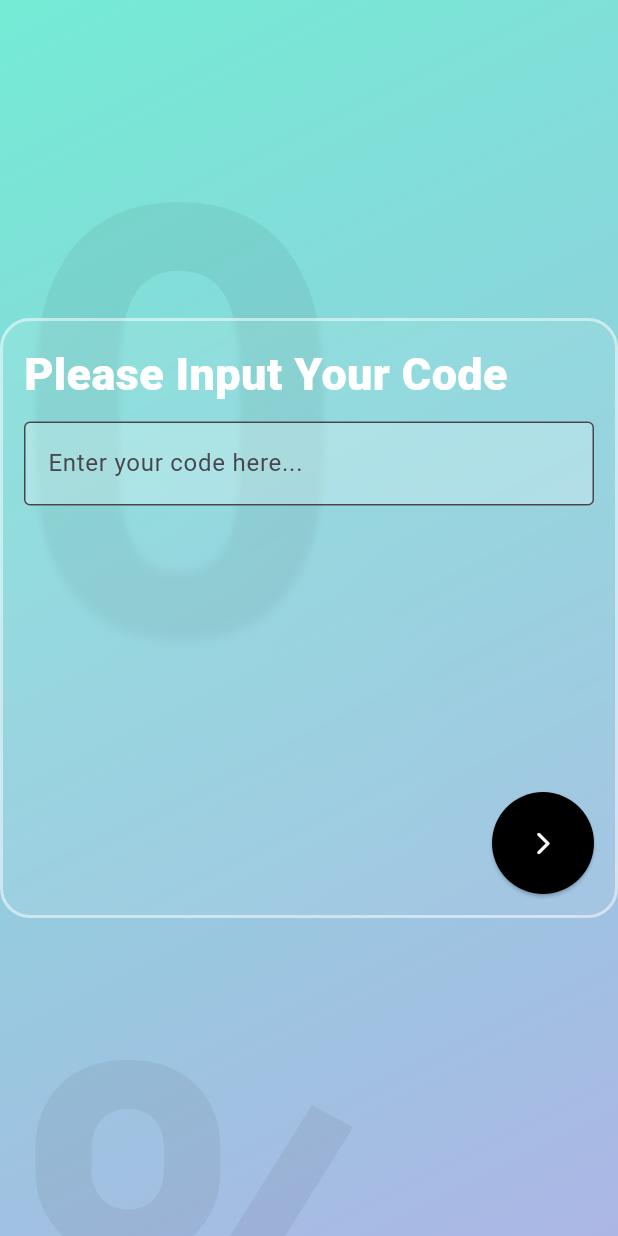
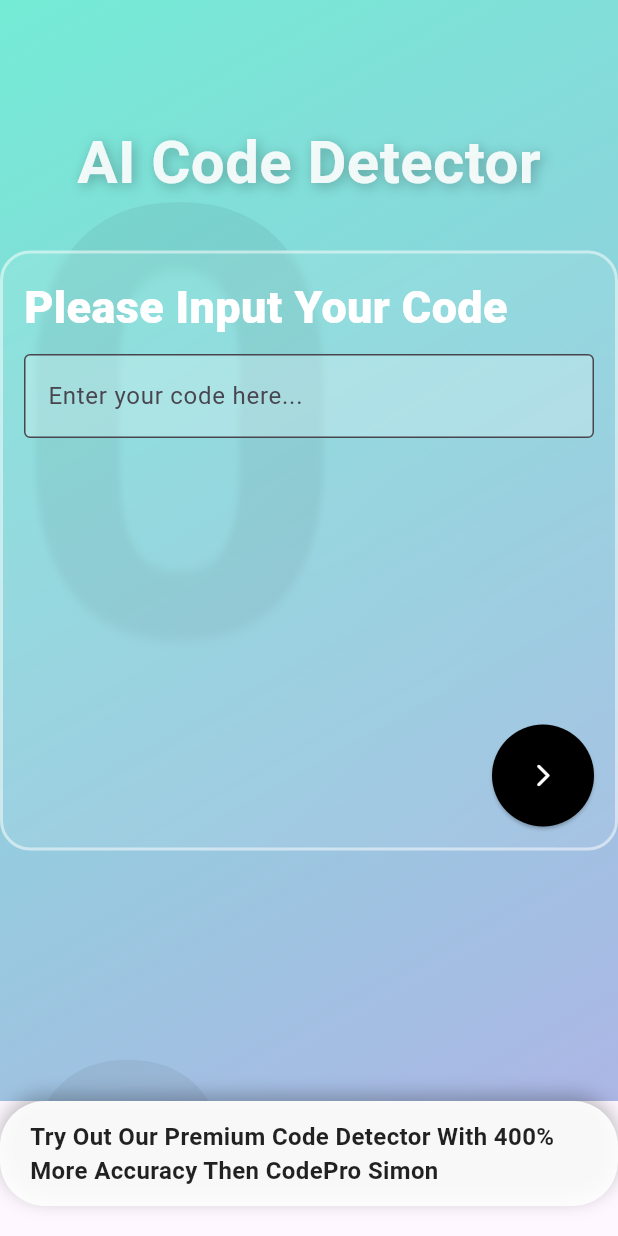
Before and after one commit to jawadtronics/CodeZeroPro, a Flutter app: the screen it shows after launch, on a phone screen of 412 x 824 dp. Run offline on Flutter 3.47's test engine with Material 3 defaults, Android fonts, the phone set to English and light mode, and no system bars; drawn by our look-alikes of glassmorphism.

Commit message:
Improvements : Enhanced Ui & Bug Fixes

```diff
--- a/lib/screens/homepage.dart
+++ b/lib/screens/homepage.dart
@@ -48,7 +48,7 @@ class _HomePageState extends State<HomePage> {
     if (numericRate != null) {
       if (numericRate >= 75 && numericRate <= 100) {
         setState(() {
-          color1 = const Color(0xFFE96443); // red shades for low rate
+          color1 = const Color(0xFFE96443); // red shades for high probability
           color2 = const Color(0xFF904E95);
         });
       } else if (numericRate > 30 && numericRate <= 74) {
@@ -56,7 +56,7 @@ class _HomePageState extends State<HomePage> {
           color1 = const Color(0xFFf7971e); // orange shades for mid rate
           color2 = const Color(0xFFFFD200);
         });
-      } else if (numericRate >= 0 && numericRate <= 29){
+      } else if (numericRate >= 0 && numericRate <= 29) {
         setState(() {
           color1 = const Color(0xFF74ebd5); // original blue shades
           color2 = const Color(0xFFACB6E5);
@@ -68,7 +68,10 @@ class _HomePageState extends State<HomePage> {
   @override
   Widget build(BuildContext context) {
     return Scaffold(
-      body: AnimatedContainer(
+      body: Column(
+        children: [
+          Expanded(
+            child: AnimatedContainer(
               duration: const Duration(seconds: 1),
               curve: Curves.easeInOut,
               decoration: BoxDecoration(
@@ -80,7 +83,6 @@ class _HomePageState extends State<HomePage> {
               ),
               child: Stack(
                 children: [
-            // 🔻 Background large percentage text
                   Center(
                     child: Opacity(
                       opacity: 0.05,
@@ -96,7 +98,31 @@ class _HomePageState extends State<HomePage> {
                     ),
                   ),
 
-            // 🔺 Foreground glassmorphic input card
+                  // ✅ "AI Code Detector" Text
+                  Positioned(
+                    top: 80,
+                    left: 0,
+                    right: 0,
+                    child: Center(
+                      child: Text(
+                        "AI Code Detector",
+                        style: TextStyle(
+                          fontSize: 40,
+                          fontWeight: FontWeight.bold,
+                          color: Colors.white.withOpacity(0.9),
+                          shadows: [
+                            Shadow(
+                              blurRadius: 10,
+                              color: Colors.black26,
+                              offset: Offset(2, 2),
+                            )
+                          ],
+                        ),
+                      ),
+                    ),
+                  ),
+
+                  // 🔺 Glassmorphic section
                   Center(
                     child: GlassmorphicContainer(
                       width: 650,
@@ -178,6 +204,34 @@ class _HomePageState extends State<HomePage> {
                 ],
               ),
             ),
+          ),
+
+          // ✅ Uplifted rounded banner at bottom
+          Container(
+            margin: const EdgeInsets.only(bottom: 20),
+            padding: const EdgeInsets.symmetric(horizontal: 20, vertical: 12),
+            decoration: BoxDecoration(
+              color: Colors.white.withOpacity(0.9),
+              borderRadius: BorderRadius.circular(30),
+              boxShadow: [
+                BoxShadow(
+                  color: Colors.black26,
+                  blurRadius: 10,
+                  offset: Offset(0, -4),
+                )
+              ],
+            ),
+            child: Text(
+              "Try Out Our Premium Code Detector With 400% More Accuracy Then CodePro Simon",
+              style: const TextStyle(
+                color: Colors.black87,
+                fontWeight: FontWeight.bold,
+                fontSize: 16,
+              ),
+            ),
+          ),
+        ],
+      ),
     );
   }
 }
```
Lines whose indentation alone changed are shown as unchanged.
